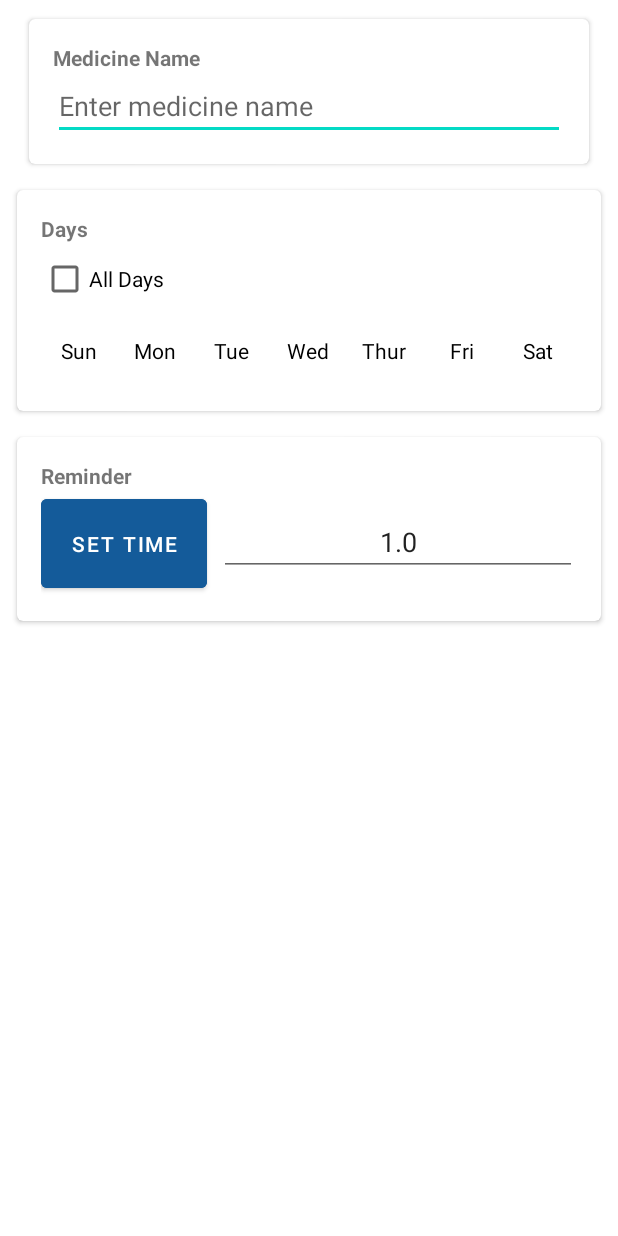
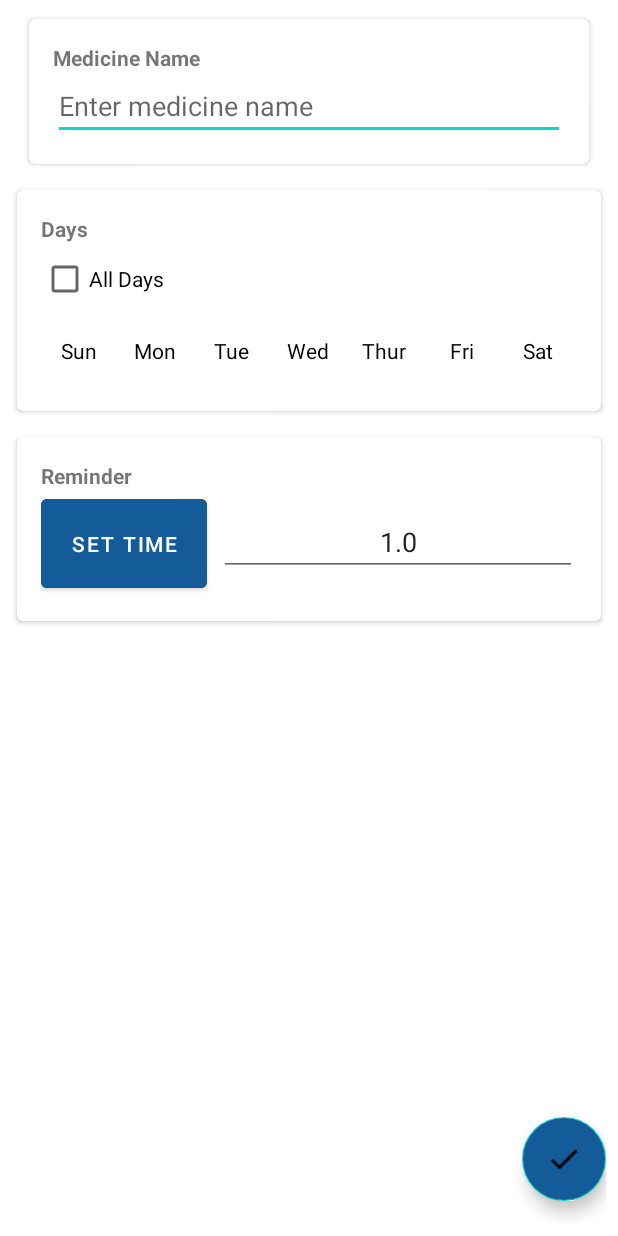
Before and after one commit to abhijith21059/MobileComputingProject, an Android app: the layout fragment_add_med.xml on its own in the app's theme, with its tools: preview values and no code run, on a phone screen of 412 x 824 dp. Run offline under Robolectric (Android 15) with nearby library versions, the phone set to English and light mode, and no system bars; Roboto replaces fonts that are not available here.

Commit message:
floating button

```diff
--- a/app/src/main/java/com/example/mc_project/Medicine.java
+++ b/app/src/main/java/com/example/mc_project/Medicine.java
@@ -2,10 +2,12 @@ package com.example.mc_project;
 
 public class Medicine {
     public String MedName;
+    public String patient_email;
     public boolean[] days;
 
     public Medicine(){
         MedName="no name";
+        patient_email="";
         days= new boolean[7];       // 0: sun, ...., 6: sat
     }
 }
--- a/app/src/main/res/layout/fragment_add_med.xml
+++ b/app/src/main/res/layout/fragment_add_med.xml
@@ -3,6 +3,7 @@
     xmlns:app="http://schemas.android.com/apk/res-auto"
     android:layout_width="match_parent"
     android:layout_height="match_parent"
+    android:fillViewport="true"
     xmlns:tools="http://schemas.android.com/tools"
     android:orientation="vertical">
 
@@ -166,7 +167,7 @@
             android:layout_width="match_parent"
             android:layout_height="wrap_content"
             app:layout_constraintTop_toBottomOf="@+id/days_CV"
-            app:layout_constraintBottom_toBottomOf="parent"
+
             android:id="@+id/TimeCV"
             android:layout_marginTop="8dp"
             app:cardCornerRadius="4dp"
@@ -216,5 +217,20 @@
                 </LinearLayout>
             </LinearLayout>
         </androidx.cardview.widget.CardView>
+
+
+        <com.google.android.material.floatingactionbutton.FloatingActionButton
+            android:id="@+id/done_fab"
+            android:layout_width="wrap_content"
+            android:layout_height="wrap_content"
+            android:layout_gravity="bottom|end"
+            android:layout_marginBottom="15dp"
+            android:backgroundTint="#145B9A"
+
+            android:src="@drawable/ic_done"
+            app:fabSize="normal"
+            app:layout_constraintBottom_toBottomOf="parent"
+            app:layout_constraintRight_toRightOf="parent" />
+
     </androidx.constraintlayout.widget.ConstraintLayout>
 </ScrollView>
```
Also changed, not shown: app/src/main/java/com/example/mc_project/AddMedFragment.java (+24 -0 lines), app/src/main/java/com/example/mc_project/ReminderActivity.java (+32 -0 lines), app/src/main/res/layout/activity_reminder.xml (+12 -0 lines), app/src/main/res/drawable/ic_add.png (added), app/src/main/res/drawable/ic_done.png (added).
